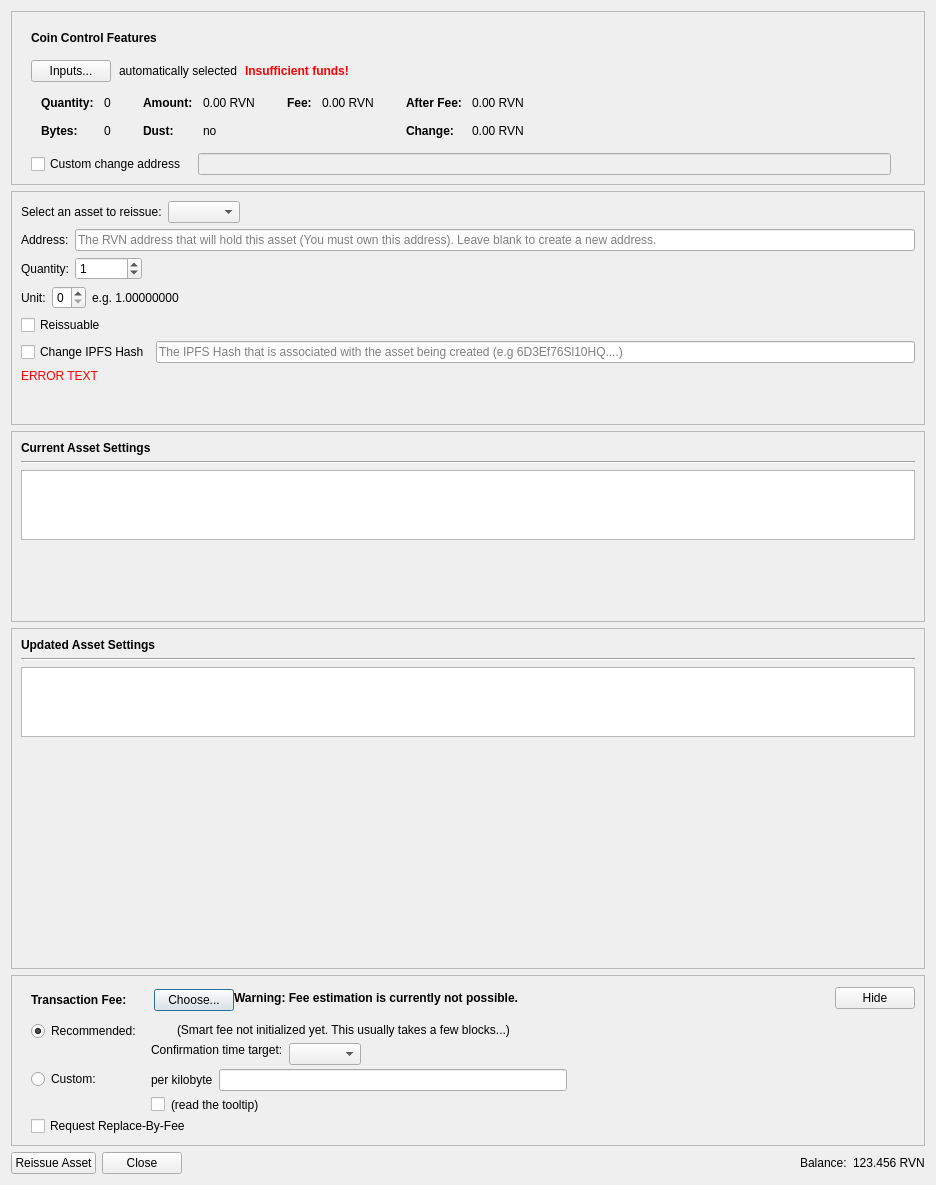
Above: src/qt/forms/reissueassetdialog.ui from RavenProject/Ravencoin before the change. Below: the same form after it.
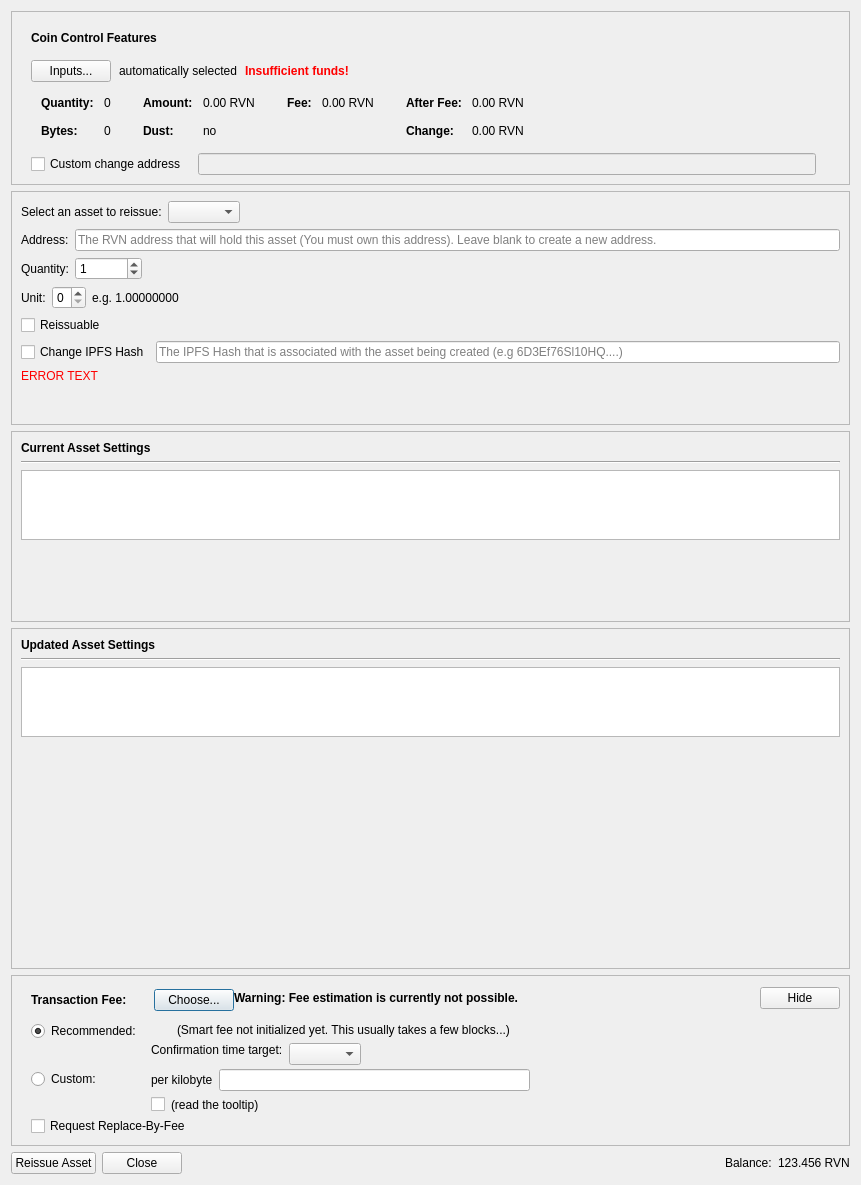
That is the form after the change. Custom widgets are drawn as their Qt base class.

Commit message: Resize asset dialog when opened to fix contents

What changed in the file:
```diff
--- a/src/qt/forms/reissueassetdialog.ui
+++ b/src/qt/forms/reissueassetdialog.ui
@@ -6,7 +6,7 @@
    <rect>
     <x>0</x>
     <y>0</y>
-    <width>936</width>
+    <width>861</width>
     <height>1185</height>
    </rect>
   </property>
```
The commit also changes 2 other files.
